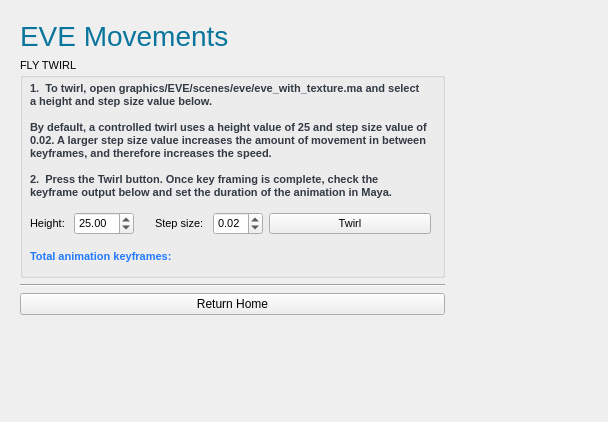
Above: resources/widget/Assignment1Widget/Widget.ui from doc2122/space2014 before the change. Below: the same form after it.
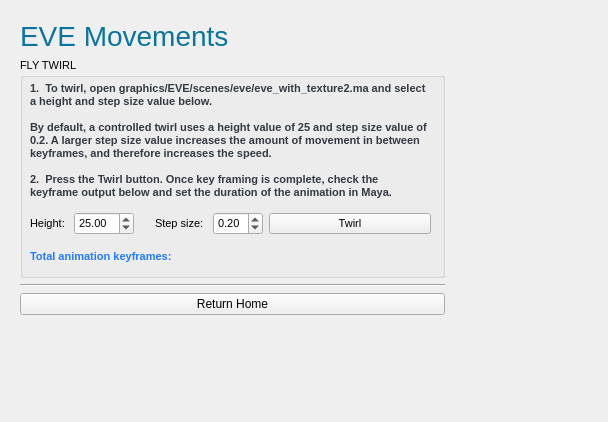
That is the form after the change.

The edit to the form file:
```diff
--- a/resources/widget/Assignment1Widget/Widget.ui
+++ b/resources/widget/Assignment1Widget/Widget.ui
@@ -254,9 +254,9 @@
           </font>
          </property>
          <property name="text">
-          <string>1.  To twirl, open graphics/EVE/scenes/eve/eve_with_texture.ma and select a height and step size value below. 
+          <string>1.  To twirl, open graphics/EVE/scenes/eve/eve_with_texture2.ma and select a height and step size value below. 
 
-By default, a controlled twirl uses a height value of 25 and step size value of 0.02. A larger step size value increases the amount of movement in between keyframes, and therefore increases the speed.
+By default, a controlled twirl uses a height value of 25 and step size value of 0.2. A larger step size value increases the amount of movement in between keyframes, and therefore increases the speed.
 
 2.  Press the Twirl button. Once key framing is complete, check the keyframe output below and set the duration of the animation in Maya.</string>
          </property>
@@ -333,7 +333,7 @@
           <set>Qt::AlignLeading|Qt::AlignLeft|Qt::AlignVCenter</set>
          </property>
         </widget>
-        <widget class="QWidget" name="">
+        <widget class="QWidget" name="layoutWidget">
          <property name="geometry">
           <rect>
            <x>10</x>
@@ -418,13 +418,13 @@
                <double>0.010000000000000</double>
               </property>
               <property name="maximum">
-               <double>0.160000000000000</double>
+               <double>2.000000000000000</double>
               </property>
               <property name="singleStep">
                <double>0.010000000000000</double>
               </property>
               <property name="value">
-               <double>0.020000000000000</double>
+               <double>0.200000000000000</double>
               </property>
              </widget>
             </item>
```
Left out of the diff: 2 changed lines with no effect on the pictures.
